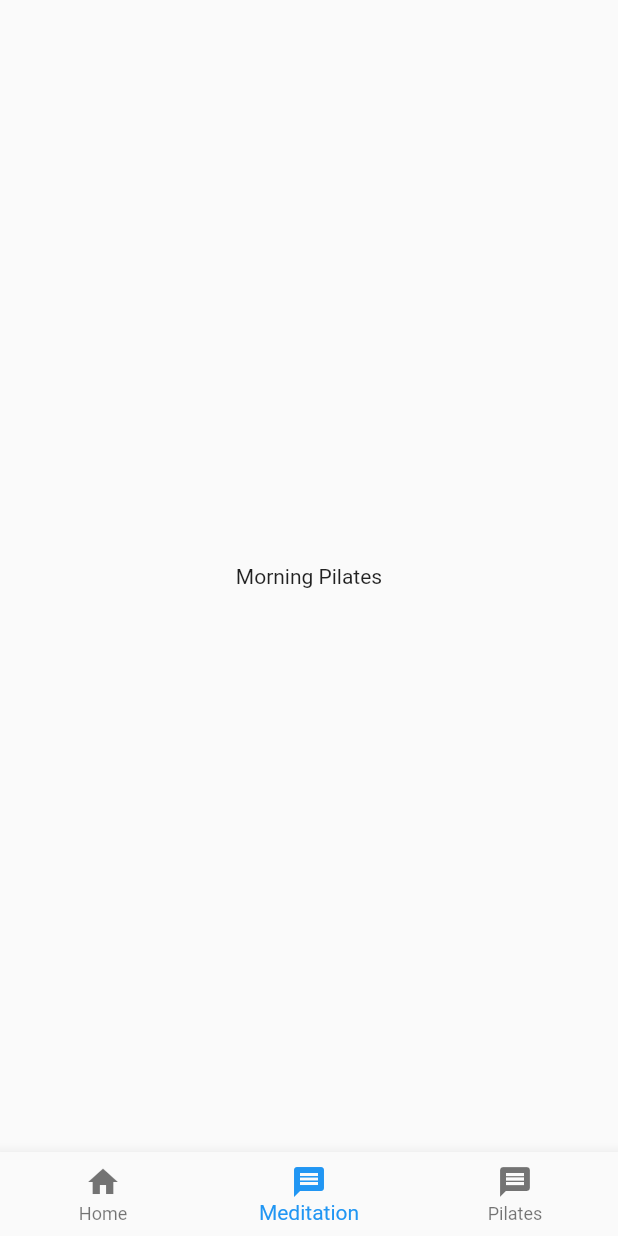
After one commit to OhioTeppich/MBL, a Flutter app: the screen it shows after launch, swiped to page 2, on a phone screen of 412 x 824 dp. The commit adds this screen. Run offline on Flutter 3.47's test engine with Material 2 defaults, Android fonts, the phone set to English and light mode, and no system bars; our stand-ins replace equatable, flutter_bloc.

Commit message:
MBL-47 implement repository, implement pilates state, restructure the app.widget; add mocks;

```diff
--- /dev/null
+++ b/frontend/lib/features/app/app-layout.widget.dart
@@ -0,0 +1,46 @@
+import 'package:flutter/material.dart';
+import 'package:mbl/features/app/app_screens.service.dart';
+import 'package:mbl/features/app/bottom_navigation_bar.widget.dart';
+
+class AppLayout extends StatefulWidget {
+  const AppLayout({super.key});
+
+  @override
+  State<AppLayout> createState() => _AppLayoutState();
+}
+
+class _AppLayoutState extends State<AppLayout> {
+  // todo: move logic to navigation state. this should be a stateless widget
+  int _currentIndex = 0;
+
+  final _pageController = PageController(initialPage: 0);
+
+  void changePage(int index) {
+    _pageController.animateToPage(
+      index,
+      duration: const Duration(milliseconds: 500),
+      curve: Curves.ease,
+    );
+  }
+
+  @override
+  Widget build(BuildContext context) {
+    AppScreensService appScreensService = AppScreensService(context);
+
+    return Scaffold(
+      body: PageView(
+        controller: _pageController,
+        onPageChanged: (newIndex) {
+          setState(() {
+            _currentIndex = newIndex;
+          });
+        },
+        children: appScreensService.getWidgets(),
+      ),
+      bottomNavigationBar: CustomBottomNavigationBar(
+        currentIndex: _currentIndex,
+        onTapCallback: changePage,
+      ),
+    );
+  }
+}
--- a/frontend/lib/features/app/app.widget.dart
+++ b/frontend/lib/features/app/app.widget.dart
@@ -1,44 +1,30 @@
 import 'package:flutter/material.dart';
-import 'package:mbl/features/app/app_screens.service.dart';
-import 'package:mbl/features/app/bottom_navigation_bar.widget.dart';
+import 'package:flutter_bloc/flutter_bloc.dart';
+import 'package:mbl/features/app/app-layout.widget.dart';
+import 'package:mbl/features/pilates/bloc/pilates_bloc.dart';
+import 'package:mbl/repository/mbl.repository.dart';
+import 'package:mbl/repository/service/mbl.service.dart';
 
-class App extends StatefulWidget {
-  const App({super.key});
 
-  @override
-  State<App> createState() => _AppState();
-}
-
-class _AppState extends State<App> {
-  int _currentIndex = 0;
-
-  final _pageController = PageController(initialPage: 0);
-
-  void changePage(int index) {
-    _pageController.animateToPage(
-      index,
-      duration: const Duration(milliseconds: 500),
-      curve: Curves.ease,
-    );
-  }
+class App extends StatelessWidget {
+  const App({Key? key}) : super(key: key);
 
   @override
   Widget build(BuildContext context) {
-    AppScreensService appScreensService = AppScreensService(context);
-
     return Scaffold(
-      body: PageView(
-        controller: _pageController,
-        onPageChanged: (newIndex) {
-          setState(() {
-            _currentIndex = newIndex;
-          });
-        },
-        children: appScreensService.getWidgets(),
-      ),
-      bottomNavigationBar: CustomBottomNavigationBar(
-        currentIndex: _currentIndex,
-        onTapCallback: changePage,
+      backgroundColor: Colors.deepOrangeAccent,
+      body: RepositoryProvider(
+        create: (context) => MblRepository(service: MblService()),
+        child: MultiBlocProvider(
+          providers: [
+            BlocProvider<PilatesBloc>(
+              create: (context) => PilatesBloc(
+                mblRepository: context.read<MblRepository>(),
+              )..add(GetPilatesExercises()),
+            ),
+          ],
+          child: const AppLayout(),
+        ),
       ),
     );
   }
--- a/frontend/lib/features/app/app_screens.service.dart
+++ b/frontend/lib/features/app/app_screens.service.dart
@@ -1,7 +1,7 @@
-
 import 'package:flutter/material.dart';
 import 'package:mbl/features/app/screen.model.dart';
 import 'package:mbl/features/home/home.widget.dart';
+import 'package:mbl/features/pilates/pilates-screen.widget.dart';
 
 class AppScreensService {
   final BuildContext context;
@@ -10,6 +10,7 @@ class AppScreensService {
   AppScreensService(this.context)
       : screens = [
           ScreenMetaData('Home', const HomePage()),
+          ScreenMetaData('Pilates', const PilatesScreen()),
         ];
 
   List<Widget> getWidgets() {
--- a/frontend/lib/features/home/home.widget.dart
+++ b/frontend/lib/features/home/home.widget.dart
@@ -10,6 +10,6 @@ class HomePage extends StatefulWidget {
 class _HomePageState extends State<HomePage> {
   @override
   Widget build(BuildContext context) {
-    return const Text('Hellow World');
+    return const Center(child: Text('Hellow World'));
   }
 }
--- /dev/null
+++ b/frontend/lib/features/pilates/bloc/pilates_bloc.dart
@@ -0,0 +1,33 @@
+import 'package:flutter_bloc/flutter_bloc.dart';
+import 'package:mbl/repository/mbl.repository.dart';
+import 'package:equatable/equatable.dart';
+import 'package:mbl/repository/models/pilates.model.dart';
+
+part 'pilates_event.dart';
+part 'pilates_state.dart';
+
+class PilatesBloc extends Bloc<PilatesEvent, PilatesState> {
+  PilatesBloc({
+    required this.mblRepository,
+  }) : super(PilatesState()) {
+    on<GetPilatesExercises>(_mapGetPilatesExercisesEventToState);
+  }
+  final MblRepository mblRepository;
+
+  void _mapGetPilatesExercisesEventToState(
+      GetPilatesExercises event, Emitter<PilatesState> emit) async {
+    emit(state.copyWith(status: PilatesStatus.loading));
+    try {
+      final pilatesExercises = await mblRepository.getPilatesExercises();
+      emit(
+        state.copyWith(
+          status: PilatesStatus.success,
+          pilatesExercises: pilatesExercises,
+        ),
+      );
+    } catch (error, stacktrace) {
+      print(stacktrace);
+      emit(state.copyWith(status: PilatesStatus.error));
+    }
+  }
+}
--- /dev/null
+++ b/frontend/lib/features/pilates/bloc/pilates_event.dart
@@ -0,0 +1,8 @@
+part of 'pilates_bloc.dart';
+
+class PilatesEvent extends Equatable {
+  @override
+  List<Object?> get props => [];
+}
+
+class GetPilatesExercises extends PilatesEvent{}
--- /dev/null
+++ b/frontend/lib/features/pilates/bloc/pilates_state.dart
@@ -0,0 +1,34 @@
+part of 'pilates_bloc.dart';
+
+enum PilatesStatus { initial, success, error, loading, selected }
+
+extension PilatesX on PilatesStatus {
+  bool get isInitial => this == PilatesStatus.initial;
+  bool get isSuccess => this == PilatesStatus.success;
+  bool get isError => this == PilatesStatus.error;
+  bool get isLoading => this == PilatesStatus.loading;
+  bool get isSelected => this == PilatesStatus.selected;
+}
+
+class PilatesState extends Equatable {
+  PilatesState({
+    this.status = PilatesStatus.initial,
+    List<PilatesExercise>? pilatesExercises,
+  }) : pilatesExercises = pilatesExercises ?? [];
+
+  final List<PilatesExercise> pilatesExercises;
+  final PilatesStatus status;
+
+  @override
+  List<Object?> get props => [status, pilatesExercises];
+
+  PilatesState copyWith({
+    List<PilatesExercise>? pilatesExercises,
+    PilatesStatus? status,
+  }) {
+    return PilatesState(
+      status: status ?? this.status,
+      pilatesExercises: pilatesExercises ?? this.pilatesExercises,
+    );
+  }
+}
--- /dev/null
+++ b/frontend/lib/features/pilates/pilates-screen.widget.dart
@@ -0,0 +1,18 @@
+import 'package:flutter/material.dart';
+import 'package:mbl/features/pilates/bloc/pilates_bloc.dart';
+import 'package:flutter_bloc/flutter_bloc.dart';
+import 'package:mbl/features/pilates/pilates-success.widget.dart';
+
+class PilatesScreen extends StatelessWidget {
+  const PilatesScreen({super.key});
+
+  @override
+  Widget build(BuildContext context) {
+    return BlocBuilder<PilatesBloc, PilatesState>(
+      buildWhen: (previous, current) => current.status.isSuccess,
+      builder: (context, state) {
+        return const PilatesSuccess();
+      },
+    );
+  }
+}
--- /dev/null
+++ b/frontend/lib/features/pilates/pilates-success.widget.dart
@@ -0,0 +1,19 @@
+import 'package:flutter/material.dart';
+import 'package:flutter_bloc/flutter_bloc.dart';
+import 'package:mbl/features/pilates/bloc/pilates_bloc.dart';
+
+class PilatesSuccess extends StatelessWidget {
+  const PilatesSuccess({super.key});
+
+  @override
+  Widget build(BuildContext context) {
+    return BlocBuilder<PilatesBloc, PilatesState>(
+      buildWhen: (previous, current) => current.status.isSuccess,
+      builder: (context, state) {
+        return Center(
+          child: Text(state.pilatesExercises.last.title ?? 'Pilates but no state :('),
+        );
+      },
+    );
+  }
+}
--- /dev/null
+++ b/frontend/lib/mocks/pilates-exercise.mock.dart
@@ -0,0 +1,8 @@
+
+import 'package:mbl/repository/models/pilates.model.dart';
+import 'package:mbl/repository/models/video.model.dart';
+
+class PilatesExerciseMock {
+    static PilatesExercise pilatesExercise =
+      PilatesExercise('1', 'Morning Pilates', 10, Media('2', 'https://192.168.1.98:1337/someaudio.wav', 'alternativeText'));
+}
--- /dev/null
+++ b/frontend/lib/repository/mbl.repository.dart
@@ -0,0 +1,13 @@
+import 'package:mbl/repository/models/pilates.model.dart';
+import 'package:mbl/repository/service/mbl.service.dart';
+
+class MblRepository {
+  const MblRepository({
+    required this.service,
+  });
+  final MblService service;
+
+  Future<List<PilatesExercise>> getPilatesExercises() async => service.getPilatesExercises();
+  Future<List<dynamic>> getMeditations() async => service.getMeditations();
+
+}
--- /dev/null
+++ b/frontend/lib/repository/models/pilates.model.dart
@@ -0,0 +1,15 @@
+import 'package:mbl/repository/models/video.model.dart';
+
+class PilatesExercise {
+  PilatesExercise(
+    this.id,
+    this.title,
+    this.length,
+    this.video
+  );
+
+  final String? id;
+  final String? title;
+  final int? length;
+  final Media? video;
+}
--- /dev/null
+++ b/frontend/lib/repository/service/mbl.service.dart
@@ -0,0 +1,17 @@
+import 'package:mbl/mocks/pilates-exercise.mock.dart';
+import 'package:mbl/repository/models/pilates.model.dart';
+
+class MblService {
+  MblService(
+    // implement api configuration
+  );
+
+  List<PilatesExercise> getPilatesExercises() {
+    // implement api call instead of mock
+    return <PilatesExercise>[PilatesExerciseMock.pilatesExercise, PilatesExerciseMock.pilatesExercise, PilatesExerciseMock.pilatesExercise];
+  }
+
+  dynamic getMeditations() {
+    // implement api call
+  }
+}
--- a/frontend/pubspec.yaml
+++ b/frontend/pubspec.yaml
@@ -35,6 +35,8 @@ dependencies:
   # The following adds the Cupertino Icons font to your application.
   # Use with the CupertinoIcons class for iOS style icons.
   cupertino_icons: ^1.0.2
+  equatable: ^2.0.5
+  flutter_bloc: ^8.1.2
 
 dev_dependencies:
   flutter_test:
```
Also changed, not shown: frontend/lib/features/video-player/video-player-screen.widget.dart (added, +10 -0 lines), frontend/lib/repository/models/video.model.dart (added, +11 -0 lines), frontend/pubspec.lock.
